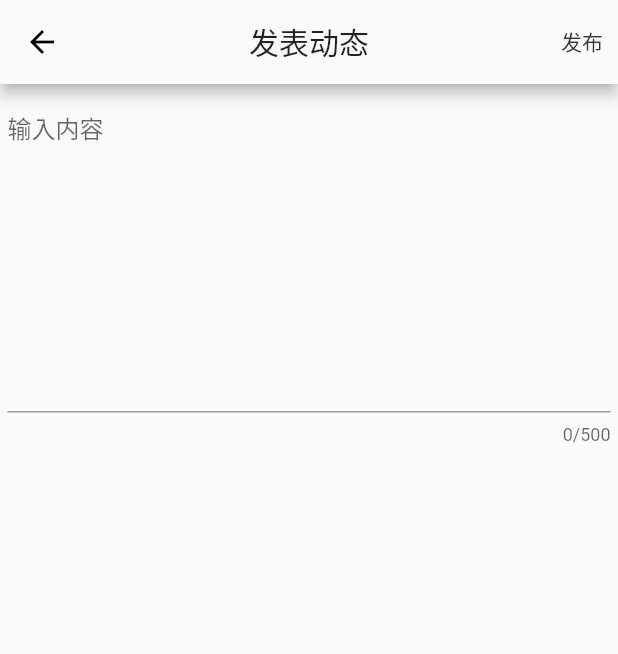
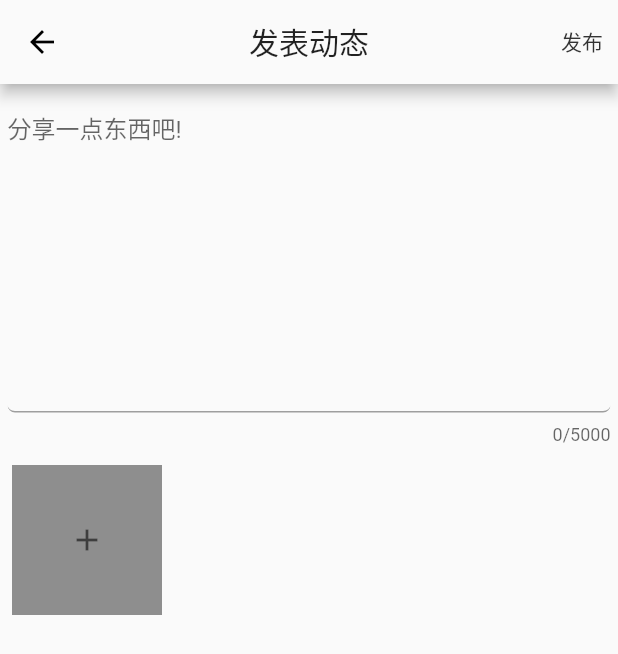
Before and after one commit to pistachio214/pet-story, a Flutter app: the AddDyNamic screen opened by its route, on a phone screen of 412 x 824 dp. Shown: the top 654 px of the screen. Run offline on Flutter 3.47's test engine with Material 2 defaults, Android fonts, the phone set to English and light mode, and no system bars; our stand-ins replace image_picker, pull_to_refresh; missing offline and left inert: fijkplayer; network calls fail.

Commit message:
save 发布动态页面静态处理

```diff
--- a/lib/pages/home/add_ dynamic.dart
+++ b/lib/pages/home/add_ dynamic.dart
@@ -1,4 +1,6 @@
 import 'package:flutter/material.dart';
+
+import '../../widget/index/add_dynamic_images.dart';
 
 class AddDyNamic extends StatefulWidget {
   @override
@@ -6,7 +8,7 @@ class AddDyNamic extends StatefulWidget {
 }
 
 class _AddDyNamicState extends State<AddDyNamic> {
-  TextEditingController contentController = TextEditingController();
+  TextEditingController _contentController = TextEditingController();
 
   final Color activeColor = Color.fromRGBO(51, 51, 51, 1.0);
 
@@ -23,6 +25,7 @@ class _AddDyNamicState extends State<AddDyNamic> {
             child: Text('发布'),
             style: ButtonStyle(
               minimumSize: MaterialStateProperty.all(Size(10, 10)),
+              overlayColor: MaterialStateProperty.all(Colors.transparent), //去掉水波纹
               foregroundColor: MaterialStateProperty.resolveWith(
                 (states) {
                   return activeColor;
@@ -30,27 +33,55 @@ class _AddDyNamicState extends State<AddDyNamic> {
               ),
             ),
             onPressed: () {
-              String content = contentController.text;
+              String content = _contentController.text;
               print(content);
             },
           )
         ],
       ),
-      body: Container(
-        margin: EdgeInsets.all(5.0),
-        child: TextField(
-          decoration: InputDecoration(
-            hintText: '输入内容',
-            focusedBorder: OutlineInputBorder(borderSide: BorderSide(color: Colors.transparent, width: 0)),
+      body: Column(
+        children: [
+          //内容填充区
+          Container(
+            padding: EdgeInsets.all(5.0),
+            child: TextField(
+              controller: _contentController,
+              maxLines: 10,
+              maxLength: 5000,
+              decoration: InputDecoration(
+                hintText: '分享一点东西吧!',
+                enabledBorder: UnderlineInputBorder(
+                  //未选中时候的颜色
+                  borderRadius: BorderRadius.circular(5.0),
+                  borderSide: BorderSide(
+                    color: Colors.grey,
+                  ),
+                ),
+                focusedBorder: UnderlineInputBorder(
+                  //选中时外边框颜色
+                  borderRadius: BorderRadius.circular(5.0),
+                  borderSide: BorderSide(
+                    color: Colors.grey,
+                  ),
+                ),
+              ),
+              onChanged: (value) {
+                print('改变了');
+              },
+            ),
           ),
-          autofocus: false,
-          controller: contentController,
-          cursorColor: Colors.black, //光标颜色
-          maxLength: 500,
-          minLines: 10,
-          maxLines: 10,
-        ),
+
+          //图片选择区
+          Container(
+            alignment: Alignment.centerLeft,
+            child: SingleChildScrollView(
+              physics: BouncingScrollPhysics(),
+              child: DynamicImages(),
+            ),
+          ),
+        ],
       ),
+      resizeToAvoidBottomInset: false, //键盘弹起防止被遮挡
     );
   }
 }
--- /dev/null
+++ b/lib/widget/index/add_dynamic_images.dart
@@ -0,0 +1,90 @@
+import 'package:flutter/material.dart';
+
+class DynamicImages extends StatefulWidget {
+  @override
+  _DynamicImagesState createState() => _DynamicImagesState();
+}
+
+class _DynamicImagesState extends State<DynamicImages> {
+  List<Widget> list;
+
+  @override
+  void initState() {
+    list = []..add(buildAddButton());
+    super.initState();
+  }
+
+  @override
+  Widget build(BuildContext context) {
+    // 得到屏幕的宽高
+    final _width = MediaQuery.of(context).size.width;
+    final _height = MediaQuery.of(context).size.height;
+
+    return GestureDetector(
+      behavior: HitTestBehavior.translucent,
+      onTap: () {
+        // 触摸收起键盘
+        FocusScope.of(context).requestFocus(FocusNode());
+      },
+      child: Container(
+        child: Center(
+          // 设置透明度
+          child: Opacity(
+            opacity: 0.8,
+            child: Container(
+              width: _width,
+              height: _height / 2,
+              color: Colors.transparent,
+              child: Wrap(
+                children: list,
+              ),
+            ),
+          ),
+        ),
+      ),
+    );
+  }
+
+  Widget buildAddButton() {
+    // 手势识别的组件
+    return GestureDetector(
+      onTap: () {
+        // 如果list 的长度小于10长度就添加照片 (最多9张)
+        if (list.length < 10) {
+          // 更新界面
+          setState(() {
+            list.insert(list.length - 1, buildPhoto());
+          });
+        }
+      },
+      child: Padding(
+        // 添加照片的组件
+        padding: const EdgeInsets.all(8.0),
+        child: Container(
+          alignment: Alignment.center,
+          width: 100,
+          height: 100,
+          color: Colors.black54,
+          child: Icon(Icons.add),
+        ),
+      ),
+    );
+  }
+
+  // 显示照片的组件
+  Widget buildPhoto() {
+    return Padding(
+      padding: const EdgeInsets.all(8.0),
+      child: Container(
+        width: 100,
+        height: 100,
+        // color: Colors.yellow,
+        child: Center(
+          child: Image.network(
+            'https://pics0.baidu.com/feed/a686c9177f3e6709665d2ed0c933213bf9dc55bf.jpeg?token=c923a2fa85ba4a5283ebede1db712492',
+          ),
+        ),
+      ),
+    );
+  }
+}
```
